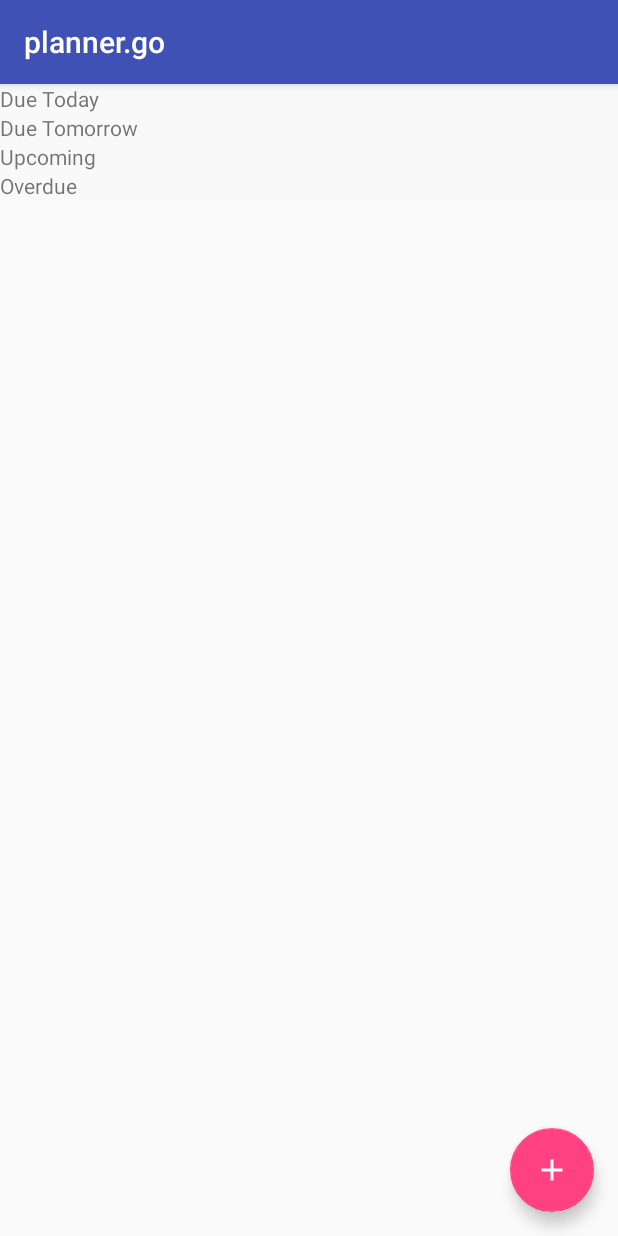
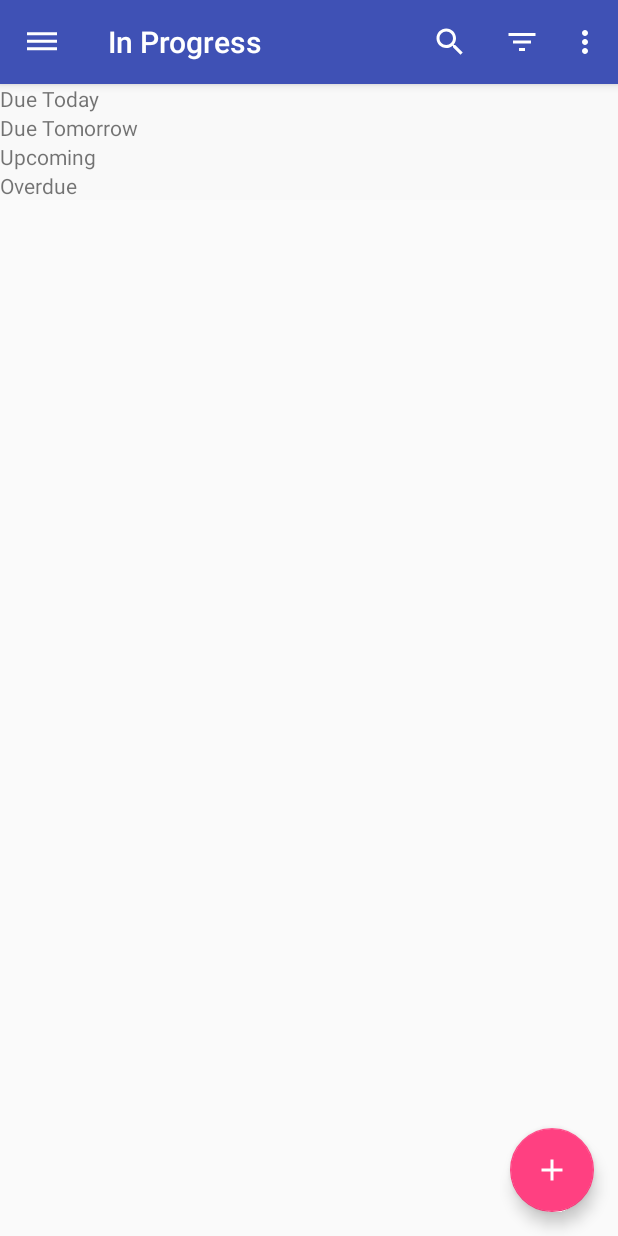
Before and after one commit to star4z/planner.go, an Android app: the screen it shows after launch (MainActivity), on a phone screen of 412 x 824 dp. Run offline under Robolectric (Android 15) with nearby library versions, the phone set to English and light mode, and no system bars.

Commit message:
Customized toolbar Toolbar now can open navigation bar. Added menu to toolbar (not functional yet) Cleaned up NewAssignmentDialog, EditDialog, DetailsDialog some

```diff
--- a/app/src/main/java/go/planner/plannergo/AssignmentCheckBox.java
+++ b/app/src/main/java/go/planner/plannergo/AssignmentCheckBox.java
@@ -18,7 +18,7 @@ import java.util.Calendar;
 import java.util.Locale;
 
 /**
- * Stores assignment GUI info
+ * Stores oldAssignment GUI info
  * Handles checkbox and body OnClickListeners
  * <p>
  * Created by Ben Phillips on 12/22/2017.
@@ -53,6 +53,7 @@ class AssignmentCheckBox implements Comparable<Object> {
         checkBox.setOnCheckedChangeListener(new CompoundButton.OnCheckedChangeListener() {
             @Override
             public void onCheckedChanged(CompoundButton buttonView, boolean isChecked) {
+                //TODO: erratic, especially when dealing with blank titles
                 if (isChecked) {
                     MainActivity mainActivity = (MainActivity) activity;
                     if (!assignment.completed) {
@@ -95,7 +96,7 @@ class AssignmentCheckBox implements Comparable<Object> {
             args.putString("class", assignment.className);
             args.putInt("year", assignment.dueDate.get(Calendar.YEAR));
             args.putInt("month", assignment.dueDate.get(Calendar.MONTH));
-            args.putInt("dateView", assignment.dueDate.get(Calendar.DATE));
+            args.putInt("date", assignment.dueDate.get(Calendar.DATE));
             args.putString("description", assignment.description);
             args.putBoolean("completed", assignment.completed);
 
--- a/app/src/main/java/go/planner/plannergo/MainActivity.java
+++ b/app/src/main/java/go/planner/plannergo/MainActivity.java
@@ -1,15 +1,17 @@
 package go.planner.plannergo;
 
-import android.app.DatePickerDialog;
 import android.content.res.TypedArray;
 import android.os.Bundle;
 import android.support.v4.widget.DrawerLayout;
 import android.support.v7.app.AppCompatActivity;
+import android.support.v7.widget.Toolbar;
 import android.util.Log;
+import android.view.Gravity;
+import android.view.Menu;
+import android.view.MenuItem;
 import android.view.View;
 import android.view.ViewGroup;
 import android.widget.AdapterView;
-import android.widget.DatePicker;
 import android.widget.LinearLayout;
 import android.widget.ListView;
 import android.widget.TextView;
@@ -23,11 +25,9 @@ import java.io.IOException;
 import java.io.NotSerializableException;
 import java.io.ObjectInputStream;
 import java.io.ObjectOutputStream;
-import java.text.SimpleDateFormat;
 import java.util.ArrayList;
 import java.util.Calendar;
 import java.util.Collections;
-import java.util.Locale;
 
 public class MainActivity extends AppCompatActivity {
 
@@ -39,10 +39,12 @@ public class MainActivity extends AppCompatActivity {
 
     LinearLayout parent;
 
-    DatePickerDialog datePickerDialog;
-    SimpleDateFormat dateFormatter;
+//    DatePickerDialog datePickerDialog;
+//    SimpleDateFormat dateFormatter;
 
     final String fileName = "assignmentsFile";
+
+    Toolbar myToolbar;
 
     private DrawerLayout mDrawerLayout;
 
@@ -51,10 +53,12 @@ public class MainActivity extends AppCompatActivity {
         super.onCreate(savedInstanceState);
         setContentView(R.layout.activity_main);
 
-        dateFormatter = new SimpleDateFormat("MMM dd, yyyy", Locale.US);
         parent = (LinearLayout) findViewById(R.id.body);
 
         setUpNavDrawer();
+
+        myToolbar = (Toolbar) findViewById(R.id.toolbar);
+        setSupportActionBar(myToolbar);
 
         readAssignmentsFromFile();
         loadPanels(inProgressAssignments);
@@ -91,6 +95,41 @@ public class MainActivity extends AppCompatActivity {
             }
         });
 
+    }
+
+    @Override
+    public boolean onCreateOptionsMenu(Menu menu) {
+        getMenuInflater().inflate(R.menu.main_menu, menu);
+        return true;
+    }
+
+    @Override
+    public boolean onOptionsItemSelected(MenuItem item) {
+
+        switch (item.getItemId()) {
+            case android.R.id.home:
+                mDrawerLayout.openDrawer(Gravity.START);
+                return true;
+
+            case R.id.action_search:
+                return true;
+
+            case R.id.action_sort_by_date:
+
+                return true;
+
+            case R.id.action_sort_by_class:
+                return true;
+
+            case R.id.action_sort_by_type:
+                return true;
+
+            default:
+                // If we got here, the user's action was not recognized.
+                // Invoke the superclass to handle it.
+                return super.onOptionsItemSelected(item);
+
+        }
     }
 
     public void readAssignmentsFromFile() {
@@ -143,8 +182,8 @@ public class MainActivity extends AppCompatActivity {
                 ObjectOutputStream oos = new ObjectOutputStream(fos);
                 ArrayList<Assignment> assignments = new ArrayList<>();
                 assignments.addAll(inProgressAssignments);
-//                for (Assignment assignment : completedAssignments)
-//                    assignment.completed = true;
+//                for (Assignment oldAssignment : completedAssignments)
+//                    oldAssignment.completed = true;
                 assignments.addAll(completedAssignments);
                 for (Assignment o : assignments) {
                     try {
@@ -175,6 +214,16 @@ public class MainActivity extends AppCompatActivity {
 
     public void loadPanels(ArrayList<Assignment> assignments) {
 //        Log.v("MA", "inProgressView=" + inProgressView);
+        if (assignments  == inProgressAssignments) {
+            setTitle("In Progress");
+            myToolbar.setBackgroundColor(getResources().getColor(R.color.colorPrimary));
+            getWindow().setStatusBarColor(getResources().getColor(R.color.colorPrimaryDark));
+        } else if (assignments == completedAssignments) {
+            setTitle("Completed");
+            myToolbar.setBackgroundColor(getResources().getColor(R.color.colorCompleted));
+            getWindow().setStatusBarColor(getResources().getColor(R.color.colorCompletedDark));
+        }else
+            setTitle("Gravy");
         for (View view : currentViews) {
             parent.removeView(view);
         }
@@ -182,7 +231,6 @@ public class MainActivity extends AppCompatActivity {
 
         //TODO: Add pinned assignments
 
-        //TODO: Add sorting options
         sortByDatesWithHeaders(assignments);
 
     }
@@ -256,7 +304,7 @@ public class MainActivity extends AppCompatActivity {
 
     /**
      * Runs when "+" button is pressed
-     * Creates new assignment dialog
+     * Creates new oldAssignment dialog
      *
      * @param view Plus button view
      */
@@ -265,28 +313,14 @@ public class MainActivity extends AppCompatActivity {
 
         newAssignmentDialog.show(getFragmentManager(), "NewAssignmentDialog");
 
-        //DatePicker test code
+        // By default, date is today
         Calendar c = Calendar.getInstance();
         int year = c.get(Calendar.YEAR);
         int month = c.get(Calendar.MONTH);
         int day = c.get(Calendar.DAY_OF_MONTH);
 
 
-        datePickerDialog = new DatePickerDialog(this, new DatePickerDialog.OnDateSetListener() {
 
-            public void onDateSet(DatePicker view, int year, int monthOfYear, int dayOfMonth) {
-                Calendar newDate = Calendar.getInstance();
-                newDate.set(year, monthOfYear, dayOfMonth);
-
-                newAssignmentDialog.calendar = newDate;
-                newAssignmentDialog.dateView.setText(dateFormatter.format(newDate.getTime()));
-            }
-
-        }, year, month, day);
-    }
-
-    public void changeDate(View view) {
-        datePickerDialog.show();
     }
 
     public void deleteAssignment(Assignment assignment) {
--- /dev/null
+++ b/app/src/main/res/drawable/ic_dehaze_black_24dp.xml
@@ -0,0 +1,9 @@
+<vector xmlns:android="http://schemas.android.com/apk/res/android"
+        android:width="24dp"
+        android:height="24dp"
+        android:viewportWidth="24.0"
+        android:viewportHeight="24.0">
+    <path
+        android:fillColor="#FFFFFFFF"
+        android:pathData="M2,15.5v2h20v-2L2,15.5zM2,10.5v2h20v-2L2,10.5zM2,5.5v2h20v-2L2,5.5z"/>
+</vector>
--- /dev/null
+++ b/app/src/main/res/drawable/ic_filter_list_black_24dp.xml
@@ -0,0 +1,9 @@
+<vector xmlns:android="http://schemas.android.com/apk/res/android"
+        android:width="24dp"
+        android:height="24dp"
+        android:viewportWidth="24.0"
+        android:viewportHeight="24.0">
+    <path
+        android:fillColor="#FFFFFFFF"
+        android:pathData="M10,18h4v-2h-4v2zM3,6v2h18L21,6L3,6zM6,13h12v-2L6,11v2z"/>
+</vector>
--- /dev/null
+++ b/app/src/main/res/drawable/ic_more_vert_black_24dp.xml
@@ -0,0 +1,9 @@
+<vector xmlns:android="http://schemas.android.com/apk/res/android"
+        android:width="24dp"
+        android:height="24dp"
+        android:viewportWidth="24.0"
+        android:viewportHeight="24.0">
+    <path
+        android:fillColor="@color/white"
+        android:pathData="M12,8c1.1,0 2,-0.9 2,-2s-0.9,-2 -2,-2 -2,0.9 -2,2 0.9,2 2,2zM12,10c-1.1,0 -2,0.9 -2,2s0.9,2 2,2 2,-0.9 2,-2 -0.9,-2 -2,-2zM12,16c-1.1,0 -2,0.9 -2,2s0.9,2 2,2 2,-0.9 2,-2 -0.9,-2 -2,-2z"/>
+</vector>
--- /dev/null
+++ b/app/src/main/res/drawable/ic_search_black_24dp.xml
@@ -0,0 +1,9 @@
+<vector xmlns:android="http://schemas.android.com/apk/res/android"
+        android:width="24dp"
+        android:height="24dp"
+        android:viewportWidth="24.0"
+        android:viewportHeight="24.0">
+    <path
+        android:fillColor="#FFFFFFFF"
+        android:pathData="M15.5,14h-0.79l-0.28,-0.27C15.41,12.59 16,11.11 16,9.5 16,5.91 13.09,3 9.5,3S3,5.91 3,9.5 5.91,16 9.5,16c1.61,0 3.09,-0.59 4.23,-1.57l0.27,0.28v0.79l5,4.99L20.49,19l-4.99,-5zM9.5,14C7.01,14 5,11.99 5,9.5S7.01,5 9.5,5 14,7.01 14,9.5 11.99,14 9.5,14z"/>
+</vector>
--- a/app/src/main/res/layout/activity_main.xml
+++ b/app/src/main/res/layout/activity_main.xml
@@ -12,14 +12,29 @@
         android:layout_width="match_parent"
         android:layout_height="match_parent">
 
+        <android.support.v7.widget.Toolbar
+            android:id="@+id/toolbar"
+            android:layout_width="match_parent"
+            android:layout_height="?attr/actionBarSize"
+            android:background="?attr/colorPrimary"
+            android:elevation="4dp"
+            android:layout_alignParentTop="true"
+            app:navigationIcon="@drawable/ic_dehaze_black_24dp"
+            app:navigationContentDescription="Open Navigation Pane"
+            android:theme="@style/ThemeOverlay.AppCompat.ActionBar"
+            app:titleTextColor="#FFFFFFFF"
+            app:popupTheme="@style/ThemeOverlay.AppCompat.Light" />
+
+
         <ScrollView
             android:id="@+id/scrollView2"
             android:layout_width="match_parent"
             android:layout_height="wrap_content"
             android:layout_alignParentStart="true"
-            android:layout_alignParentTop="true"
+            android:layout_below="@id/toolbar"
             android:orientation="vertical"
             tools:context="go.planner.plannergo.MainActivity">
+
 
             <LinearLayout
                 android:id="@+id/body"
@@ -42,7 +57,6 @@
             android:onClick="createNew"
             android:src="@drawable/ic_add_black_24dp"
             app:fabSize="normal" />
-
     </RelativeLayout>
 
     <android.support.design.widget.NavigationView
--- /dev/null
+++ b/app/src/main/res/menu/main_menu.xml
@@ -0,0 +1,37 @@
+<?xml version="1.0" encoding="utf-8"?>
+<menu xmlns:android="http://schemas.android.com/apk/res/android"
+    xmlns:app="http://schemas.android.com/apk/res-auto">
+    <!--xmlns:tools="http://schemas.android.com/tools"
+    tools:context=".MainActivity" -->
+
+    <item
+        android:id="@+id/action_search"
+        android:icon="@drawable/ic_search_black_24dp"
+        android:orderInCategory="100"
+        app:showAsAction="always"
+        android:title="@string/search"
+        />
+    <item
+        android:id="@+id/action_default_sort"
+        android:icon="@drawable/ic_filter_list_black_24dp"
+        android:orderInCategory="200"
+        app:showAsAction="ifRoom"
+        android:title="@string/sort_default"/>
+    <item
+        android:id="@+id/action_sort_by_date"
+        android:icon="@drawable/ic_filter_list_black_24dp"
+        android:orderInCategory="300"
+        app:showAsAction="never"
+        android:title="@string/sort_date"/>
+    <item
+        android:id="@+id/action_sort_by_class"
+        android:orderInCategory="400"
+        app:showAsAction="never"
+        android:title="@string/sort_class"/>
+    <item
+        android:id="@+id/action_sort_by_type"
+        android:orderInCategory="500"
+        app:showAsAction="never"
+        android:title="@string/sort_type"/>
+
+</menu>
--- a/app/src/main/res/values/colors.xml
+++ b/app/src/main/res/values/colors.xml
@@ -3,4 +3,7 @@
     <color name="colorPrimary">#3F51B5</color>
     <color name="colorPrimaryDark">#303F9F</color>
     <color name="colorAccent">#FF4081</color>
+    <color name="colorCompleted">#4caf50</color>
+    <color name="colorCompletedDark">#087f23</color>
+    <color name="white">#FFFFFFFF</color>
 </resources>
--- a/app/src/main/res/values/strings.xml
+++ b/app/src/main/res/values/strings.xml
@@ -32,5 +32,10 @@
     <string name="enter_class">Enter class</string>
     <string name="description">Description</string>
     <string name="enter_title_of_assignment">Enter title of assignment</string>
+    <string name="search">Search</string>
+    <string name="sort_default">Sort: Default</string>
+    <string name="sort_date">Sort by date</string>
+    <string name="sort_class">Sort by class</string>
+    <string name="sort_type">Sort by type</string>
 
 </resources>
--- a/app/src/main/res/values/styles.xml
+++ b/app/src/main/res/values/styles.xml
@@ -1,11 +1,17 @@
 <resources>
 
     <!-- Base application theme. -->
-    <style name="AppTheme" parent="Theme.AppCompat.Light.DarkActionBar">
+    <style name="AppTheme" parent="Theme.AppCompat.DayNight.NoActionBar">
         <!-- Customize your theme here. -->
         <item name="colorPrimary">@color/colorPrimary</item>
         <item name="colorPrimaryDark">@color/colorPrimaryDark</item>
         <item name="colorAccent">@color/colorAccent</item>
+        <item name="actionOverflowButtonStyle">@style/OverflowMenuButtonStyle</item>
+        <item name="android:windowDrawsSystemBarBackgrounds">true</item>
+    </style>
+
+    <style name="OverflowMenuButtonStyle" parent="Widget.AppCompat.ActionButton.Overflow">
+        <item name="android:src">@drawable/ic_more_vert_black_24dp</item>
     </style>
 
     <style name="DueDateHeader">
```
Also changed, not shown: app/src/main/java/go/planner/plannergo/Assignment.java (+30 -1 lines), app/src/main/java/go/planner/plannergo/DetailsDialog.java (+24 -37 lines), app/src/main/java/go/planner/plannergo/EditDetailsDialog.java (+62 -38 lines), app/src/main/java/go/planner/plannergo/NewAssignmentDialog.java (+61 -24 lines), app/src/main/res/layout/new_assignment_dialog.xml (+1 -10 lines).
